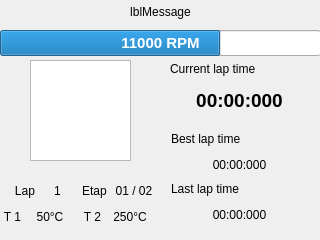
Before: the Qt Designer form uc_projets/openchrono/gui_qt/openchrono_trunk/ui/mainwin.ui in BackupTheBerlios/openphysic-svn, drawn with Qt 5.
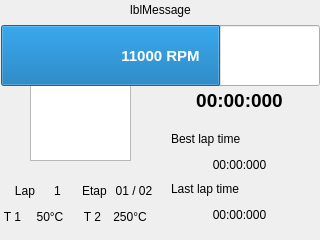
After: the same form once the commit is applied. Custom widgets are drawn as their Qt base class.

```diff
--- a/uc_projets/openchrono/gui_qt/openchrono_trunk/ui/mainwin.ui
+++ b/uc_projets/openchrono/gui_qt/openchrono_trunk/ui/mainwin.ui
@@ -22,60 +22,6 @@
     </rect>
    </property>
   </widget>
-  <widget class="QWidget" name="layoutWidget" >
-   <property name="geometry" >
-    <rect>
-     <x>0</x>
-     <y>0</y>
-     <width>321</width>
-     <height>56</height>
-    </rect>
-   </property>
-   <layout class="QVBoxLayout" name="verticalLayout_4" >
-    <item>
-     <widget class="Ticker" name="lblMessage" >
-      <property name="text" >
-       <string>lblMessage</string>
-      </property>
-      <property name="alignment" >
-       <set>Qt::AlignCenter</set>
-      </property>
-     </widget>
-    </item>
-    <item>
-     <widget class="QRPMMeter" name="GraphicRPM" >
-      <property name="font" >
-       <font>
-        <pointsize>11</pointsize>
-        <weight>75</weight>
-        <bold>true</bold>
-       </font>
-      </property>
-      <property name="maximum" >
-       <number>16000</number>
-      </property>
-      <property name="value" >
-       <number>11000</number>
-      </property>
-      <property name="alignment" >
-       <set>Qt::AlignHCenter</set>
-      </property>
-      <property name="textVisible" >
-       <bool>true</bool>
-      </property>
-      <property name="orientation" >
-       <enum>Qt::Horizontal</enum>
-      </property>
-      <property name="invertedAppearance" >
-       <bool>false</bool>
-      </property>
-      <property name="format" >
-       <string>%v RPM</string>
-      </property>
-     </widget>
-    </item>
-   </layout>
-  </widget>
   <widget class="QLabel" name="lbl2BestTime" >
    <property name="geometry" >
     <rect>
@@ -366,6 +312,60 @@
     <set>Qt::AlignCenter</set>
    </property>
   </widget>
+  <widget class="Ticker" name="lblMessage" >
+   <property name="geometry" >
+    <rect>
+     <x>1</x>
+     <y>1</y>
+     <width>319</width>
+     <height>18</height>
+    </rect>
+   </property>
+   <property name="text" >
+    <string>lblMessage</string>
+   </property>
+   <property name="alignment" >
+    <set>Qt::AlignCenter</set>
+   </property>
+  </widget>
+  <widget class="QRPMMeter" name="GraphicRPM" >
+   <property name="geometry" >
+    <rect>
+     <x>1</x>
+     <y>25</y>
+     <width>319</width>
+     <height>61</height>
+    </rect>
+   </property>
+   <property name="font" >
+    <font>
+     <pointsize>11</pointsize>
+     <weight>75</weight>
+     <bold>true</bold>
+    </font>
+   </property>
+   <property name="maximum" >
+    <number>16000</number>
+   </property>
+   <property name="value" >
+    <number>11000</number>
+   </property>
+   <property name="alignment" >
+    <set>Qt::AlignHCenter</set>
+   </property>
+   <property name="textVisible" >
+    <bool>true</bool>
+   </property>
+   <property name="orientation" >
+    <enum>Qt::Horizontal</enum>
+   </property>
+   <property name="invertedAppearance" >
+    <bool>false</bool>
+   </property>
+   <property name="format" >
+    <string>%v RPM</string>
+   </property>
+  </widget>
  </widget>
  <customwidgets>
   <customwidget>
```
Left out of the diff: 4 changed lines with no effect on the pictures.
